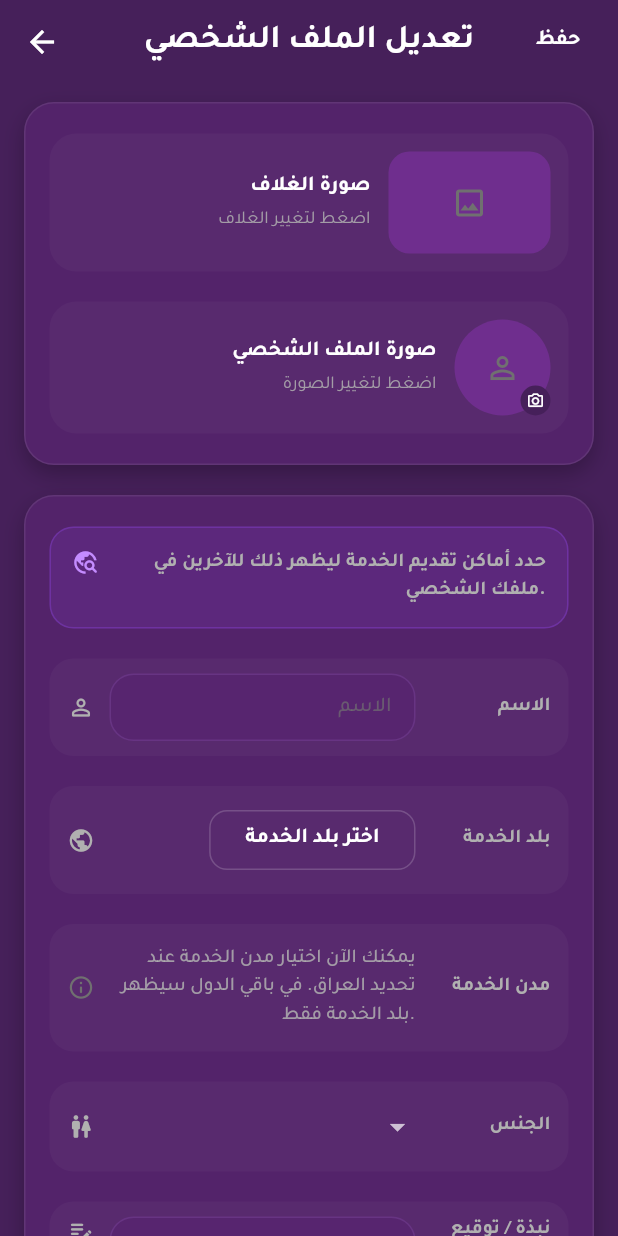
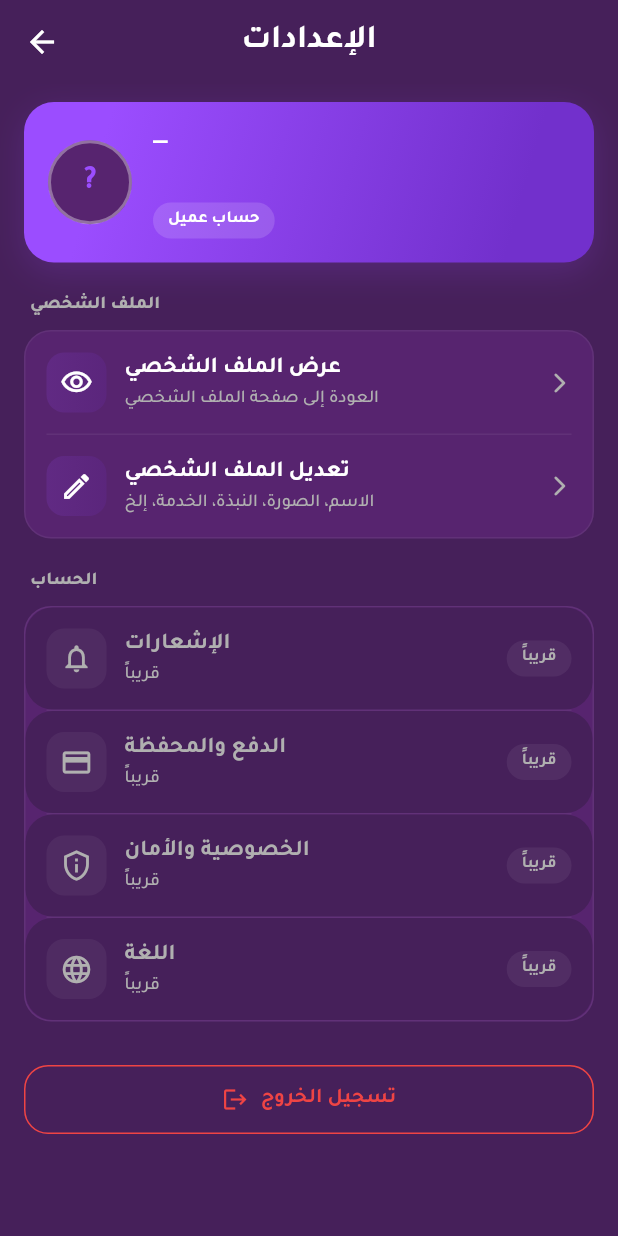
Before and after one commit to morti26/sawrly, a Flutter app: the CreatorProfileScreen screen opened directly, after a tap on the "settings" icon, on a phone screen of 412 x 824 dp. Run offline on Flutter 3.47's test engine with Material 3 defaults, Android fonts, the phone set to English and light mode, and no system bars; our stand-ins replace dio, flutter_secure_storage, image_picker, video_player, webview_flutter; missing offline and left inert: phosphoricons_flutter; accounts and stored records are empty; network calls fail.

Commit message:
sawrly-mobile v1.2.12: Kugghjul (Settings) → ny ProfileSettings MENY. Tidigare: direkt EditProfile. Nu: meny med Header-card (namn/avatar/roll), (1) Visa profil → tillbaka, (2) Redigera profil → EditProfile, (3) Notiser/Betalning/Sekretess/Språk plats gallare (قريباً), (4) Logut-knapp röd. Ingen funktion förlorad.

```diff
--- a/sawrly-mobile/lib/features/profile/creator_profile_screen.dart
+++ b/sawrly-mobile/lib/features/profile/creator_profile_screen.dart
@@ -14,6 +14,7 @@ import '../../core/services/media_service.dart';
 import '../../core/widgets/report_dialog.dart';
 import '../home/offer_details_screen.dart';
 import 'edit_profile_screen.dart';
+import 'profile_settings_screen.dart';
 import 'create_offer_screen.dart';
 
 // Used by runtime debug evidence logging below.
@@ -680,7 +681,7 @@ class _CreatorProfileScreenState extends State<CreatorProfileScreen>
                     context,
                     MaterialPageRoute(
                         builder: (context) =>
-                            EditProfileScreen(user: displayUser)),
+                            ProfileSettingsScreen(user: displayUser)),
                   );
                 },
               ),
--- /dev/null
+++ b/sawrly-mobile/lib/features/profile/profile_settings_screen.dart
@@ -0,0 +1,441 @@
+import 'package:flutter/material.dart';
+import 'package:provider/provider.dart';
+import '../../core/auth/auth_service.dart';
+import '../../core/theme/app_theme_service.dart';
+import '../../models/user.dart';
+import 'edit_profile_screen.dart';
+
+class ProfileSettingsScreen extends StatelessWidget {
+  final User user;
+
+  const ProfileSettingsScreen({
+    super.key,
+    required this.user,
+  });
+
+  @override
+  Widget build(BuildContext context) {
+    final theme = context.watch<AppThemeService>();
+    final colors = theme.colors;
+    final config = theme.config;
+
+    return Scaffold(
+      backgroundColor: colors.background,
+      appBar: AppBar(
+        backgroundColor: colors.background,
+        elevation: 0,
+        iconTheme: IconThemeData(color: colors.textPrimary),
+        title: Text(
+          'الإعدادات',
+          style: TextStyle(
+            color: colors.textPrimary,
+            fontWeight: FontWeight.w700,
+          ),
+        ),
+        centerTitle: true,
+      ),
+      body: SingleChildScrollView(
+        padding: const EdgeInsets.fromLTRB(16, 12, 16, 40),
+        child: Column(
+          crossAxisAlignment: CrossAxisAlignment.start,
+          children: [
+            _buildProfileHeaderCard(context, colors, config),
+            const SizedBox(height: 20),
+            _buildSectionTitle(colors, 'الملف الشخصي'),
+            const SizedBox(height: 8),
+            _buildCard(
+              colors,
+              children: [
+                _buildTile(
+                  colors,
+                  icon: Icons.visibility_outlined,
+                  title: 'عرض الملف الشخصي',
+                  subtitle: 'العودة إلى صفحة الملف الشخصي',
+                  onTap: () => Navigator.pop(context),
+                  trailing: Icon(
+                    Icons.arrow_forward_ios_rounded,
+                    size: 16,
+                    color: colors.textSecondary,
+                  ),
+                ),
+                _buildDivider(colors),
+                _buildTile(
+                  colors,
+                  icon: Icons.edit_outlined,
+                  title: 'تعديل الملف الشخصي',
+                  subtitle: 'الاسم، الصورة، النبذة، الخدمة، إلخ',
+                  onTap: () {
+                    Navigator.push(
+                      context,
+                      MaterialPageRoute(
+                        builder: (context) => EditProfileScreen(user: user),
+                      ),
+                    );
+                  },
+                  trailing: Icon(
+                    Icons.arrow_forward_ios_rounded,
+                    size: 16,
+                    color: colors.textSecondary,
+                  ),
+                ),
+              ],
+            ),
+            const SizedBox(height: 20),
+            _buildSectionTitle(colors, 'الحساب'),
+            const SizedBox(height: 8),
+            _buildCard(
+              colors,
+              children: [
+                _buildTile(
+                  colors,
+                  icon: Icons.notifications_outlined,
+                  title: 'الإشعارات',
+                  subtitle: 'قريباً',
+                  onTap: null,
+                  trailing: _buildSoonBadge(colors),
+                  disabled: true,
+                ),
+                _buildDivider(colors),
+                _buildTile(
+                  colors,
+                  icon: Icons.payment_outlined,
+                  title: 'الدفع والمحفظة',
+                  subtitle: 'قريباً',
+                  onTap: null,
+                  trailing: _buildSoonBadge(colors),
+                  disabled: true,
+                ),
+                _buildDivider(colors),
+                _buildTile(
+                  colors,
+                  icon: Icons.privacy_tip_outlined,
+                  title: 'الخصوصية والأمان',
+                  subtitle: 'قريباً',
+                  onTap: null,
+                  trailing: _buildSoonBadge(colors),
+                  disabled: true,
+                ),
+                _buildDivider(colors),
+                _buildTile(
+                  colors,
+                  icon: Icons.language_outlined,
+                  title: 'اللغة',
+                  subtitle: 'قريباً',
+                  onTap: null,
+                  trailing: _buildSoonBadge(colors),
+                  disabled: true,
+                ),
+              ],
+            ),
+            const SizedBox(height: 28),
+            _buildLogoutButton(context, colors),
+            const SizedBox(height: 20),
+          ],
+        ),
+      ),
+    );
+  }
+
+  Widget _buildProfileHeaderCard(
+      BuildContext context, dynamic colors, dynamic config) {
+    final gradient = config.effects.primaryGradient(
+      colors.primary,
+      colors.primaryDark,
+    );
+    return Container(
+      width: double.infinity,
+      padding: const EdgeInsets.all(16),
+      decoration: BoxDecoration(
+        borderRadius: BorderRadius.circular(20),
+        gradient: gradient,
+        boxShadow: [
+          BoxShadow(
+            color: colors.primary.withValues(alpha: 0.18),
+            blurRadius: 18,
+            offset: const Offset(0, 6),
+          ),
+        ],
+      ),
+      child: Row(
+        children: [
+          Container(
+            width: 56,
+            height: 56,
+            decoration: BoxDecoration(
+              shape: BoxShape.circle,
+              border: Border.all(
+                color: colors.textPrimary.withValues(alpha: 0.35),
+                width: 2,
+              ),
+              image: (user.avatarUrl?.trim().isNotEmpty ?? false)
+                  ? DecorationImage(
+                      image: NetworkImage(user.avatarUrl!),
+                      fit: BoxFit.cover,
+                    )
+                  : null,
+              color: colors.surface,
+            ),
+            child: (user.avatarUrl?.trim().isNotEmpty ?? false)
+                ? null
+                : Center(
+                    child: Text(
+                      (user.name.trim().isNotEmpty
+                              ? user.name.trim()[0].toUpperCase()
+                              : '?'),
+                      style: TextStyle(
+                        color: colors.primary,
+                        fontSize: 22,
+                        fontWeight: FontWeight.w800,
+                      ),
+                    ),
+                  ),
+          ),
+          const SizedBox(width: 14),
+          Expanded(
+            child: Column(
+              crossAxisAlignment: CrossAxisAlignment.start,
+              children: [
+                Text(
+                  user.name.trim().isEmpty ? '—' : user.name,
+                  overflow: TextOverflow.ellipsis,
+                  style: TextStyle(
+                    color: colors.textPrimary,
+                    fontSize: 16,
+                    fontWeight: FontWeight.w800,
+                  ),
+                ),
+                const SizedBox(height: 4),
+                Text(
+                  user.email,
+                  overflow: TextOverflow.ellipsis,
+                  style: TextStyle(
+                    color: colors.textPrimary.withValues(alpha: 0.8),
+                    fontSize: 13,
+                    fontWeight: FontWeight.w500,
+                  ),
+                ),
+                const SizedBox(height: 6),
+                Container(
+                  padding: const EdgeInsets.symmetric(
+                    horizontal: 10,
+                    vertical: 4,
+                  ),
+                  decoration: BoxDecoration(
+                    color: colors.textPrimary.withValues(alpha: 0.14),
+                    borderRadius: BorderRadius.circular(999),
+                  ),
+                  child: Text(
+                    user.role == UserRole.creator ? 'حساب منشئ' : 'حساب عميل',
+                    style: TextStyle(
+                      color: colors.textPrimary,
+                      fontSize: 11,
+                      fontWeight: FontWeight.w700,
+                    ),
+                  ),
+                ),
+              ],
+            ),
+          ),
+        ],
+      ),
+    );
+  }
+
+  Widget _buildSectionTitle(dynamic colors, String title) {
+    return Padding(
+      padding: const EdgeInsets.symmetric(horizontal: 4),
+      child: Text(
+        title,
+        style: TextStyle(
+          color: colors.textSecondary,
+          fontSize: 12,
+          fontWeight: FontWeight.w800,
+          letterSpacing: 0.3,
+        ),
+      ),
+    );
+  }
+
+  Widget _buildCard(dynamic colors, {required List<Widget> children}) {
+    return Container(
+      decoration: BoxDecoration(
+        color: colors.surface,
+        borderRadius: BorderRadius.circular(18),
+        border: Border.all(
+          color: colors.textPrimary.withValues(alpha: 0.06),
+        ),
+      ),
+      child: Column(
+        mainAxisSize: MainAxisSize.min,
+        children: children,
+      ),
+    );
+  }
+
+  Widget _buildTile(
+    dynamic colors, {
+    required IconData icon,
+    required String title,
+    String? subtitle,
+    VoidCallback? onTap,
+    Widget? trailing,
+    bool disabled = false,
+  }) {
+    final bg = disabled ? colors.background : Colors.transparent;
+    final fg = disabled ? colors.textSecondary : colors.textPrimary;
+    return Material(
+      color: bg,
+      borderRadius: BorderRadius.circular(18),
+      child: InkWell(
+        onTap: disabled ? null : onTap,
+        borderRadius: BorderRadius.circular(18),
+        child: Padding(
+          padding: const EdgeInsets.symmetric(horizontal: 14, vertical: 14),
+          child: Row(
+            children: [
+              Container(
+                width: 40,
+                height: 40,
+                decoration: BoxDecoration(
+                  gradient: disabled
+                      ? null
+                      : LinearGradient(
+                          colors: [
+                            colors.primary.withValues(alpha: 0.14),
+                            colors.primaryDark.withValues(alpha: 0.14),
+                          ],
+                        ),
+                  color: disabled
+                      ? colors.textPrimary.withValues(alpha: 0.05)
+                      : null,
+                  borderRadius: BorderRadius.circular(12),
+                ),
+                child: Icon(icon, color: fg, size: 22),
+              ),
+              const SizedBox(width: 12),
+              Expanded(
+                child: Column(
+                  crossAxisAlignment: CrossAxisAlignment.start,
+                  children: [
+                    Text(
+                      title,
+                      style: TextStyle(
+                        color: fg,
+                        fontSize: 15,
+                        fontWeight: FontWeight.w700,
+                      ),
+                    ),
+                    if (subtitle != null && subtitle.isNotEmpty) ...[
+                      const SizedBox(height: 2),
+                      Text(
+                        subtitle,
+                        style: TextStyle(
+                          color: colors.textSecondary,
+                          fontSize: 12,
+                          fontWeight: FontWeight.w500,
+                        ),
+                      ),
+                    ],
+                  ],
+                ),
+              ),
+              if (trailing != null) ...[
+                const SizedBox(width: 8),
+                trailing,
+              ],
+            ],
+          ),
+        ),
+      ),
+    );
+  }
+
+  Widget _buildDivider(dynamic colors) {
+    return Padding(
+      padding: const EdgeInsets.symmetric(horizontal: 14),
+      child: Divider(
+        height: 1,
+        thickness: 1,
+        color: colors.textPrimary.withValues(alpha: 0.06),
+      ),
+    );
+  }
+
+  Widget _buildSoonBadge(dynamic colors) {
+    return Container(
+      padding: const EdgeInsets.symmetric(horizontal: 10, vertical: 4),
+      decoration: BoxDecoration(
+        color: colors.textPrimary.withValues(alpha: 0.06),
+        borderRadius: BorderRadius.circular(999),
+      ),
+      child: Text(
+        'قريباً',
+        style: TextStyle(
+          color: colors.textSecondary,
+          fontSize: 11,
+          fontWeight: FontWeight.w700,
+        ),
+      ),
+    );
+  }
+
+  Widget _buildLogoutButton(BuildContext context, dynamic colors) {
+    return SizedBox(
+      width: double.infinity,
+      child: OutlinedButton.icon(
+        onPressed: () async {
+          final authService = context.read<AuthService>();
+          final navigator = Navigator.of(context);
+          final confirm = await showDialog<bool>(
+            context: context,
+            builder: (context) => AlertDialog(
+              backgroundColor: colors.surface,
+              title: Text(
+                'تسجيل الخروج',
+                style: TextStyle(color: colors.textPrimary),
+              ),
+              content: Text(
+                'هل أنت متأكد أنك تريد تسجيل الخروج؟',
+                style: TextStyle(color: colors.textSecondary),
+              ),
+              actions: [
+                TextButton(
+                  onPressed: () => Navigator.pop(context, false),
+                  child: Text(
+                    'إلغاء',
+                    style: TextStyle(color: colors.textSecondary),
+                  ),
+                ),
+                TextButton(
+                  onPressed: () => Navigator.pop(context, true),
+                  child: Text(
+                    'خروج',
+                    style: TextStyle(color: colors.error),
+                  ),
+                ),
+              ],
+            ),
+          );
+
+          if (confirm == true) {
+            await authService.logout();
+            if (!context.mounted) return;
+            navigator.popUntil((route) => route.isFirst);
+          }
+        },
+        icon: Icon(Icons.logout, color: colors.error),
+        label: Text(
+          'تسجيل الخروج',
+          style: TextStyle(color: colors.error, fontWeight: FontWeight.w700),
+        ),
+        style: OutlinedButton.styleFrom(
+          side: BorderSide(color: colors.error),
+          padding: const EdgeInsets.symmetric(vertical: 14),
+          shape: RoundedRectangleBorder(
+            borderRadius: BorderRadius.circular(16),
+          ),
+        ),
+      ),
+    );
+  }
+}
--- a/sawrly-mobile/pubspec.yaml
+++ b/sawrly-mobile/pubspec.yaml
@@ -1,7 +1,7 @@
 name: fotgraf_mobile
 description: "Sawrly - صورلي - v1.2.4 Grid Fix: Inga tomma ytor under ProfileMediaGrids (Offer/Photo/Video). shrinkWrap + NeverScrollPhysics + arabisk empty-state istallet for engelska."
 publish_to: 'none'
-version: 1.2.11+16
+version: 1.2.12+17
 
 environment:
   sdk: '>=3.2.0 <4.0.0'
```
